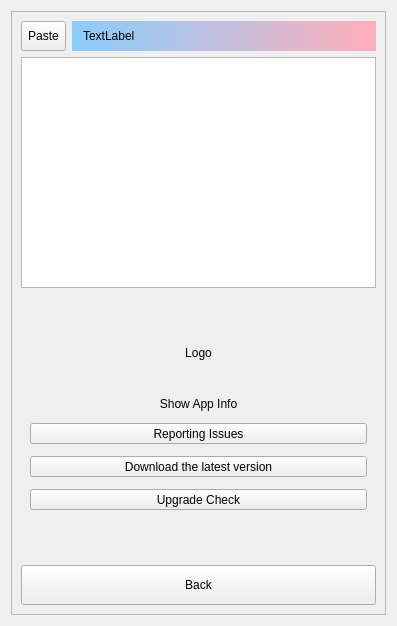
The window that src/RemarksAbout.ui (ic005k/Knot-Legacy) describes before a commit, drawn with Qt 5.
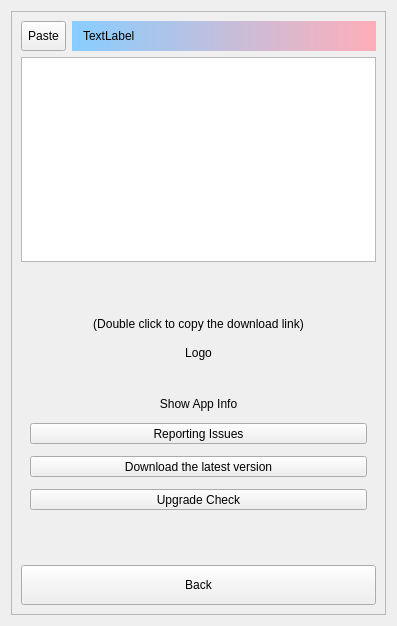
The same window after the commit.

```diff
--- a/src/RemarksAbout.ui
+++ b/src/RemarksAbout.ui
@@ -106,6 +106,16 @@
            </property>
           </spacer>
          </item>
+         <item>
+          <widget class="QLabel" name="lblTip">
+           <property name="text">
+            <string>(Double click to copy the download link)</string>
+           </property>
+           <property name="alignment">
+            <set>Qt::AlignCenter</set>
+           </property>
+          </widget>
+         </item>
          <item>
           <layout class="QHBoxLayout" name="horizontalLayout_2">
            <item>
```
